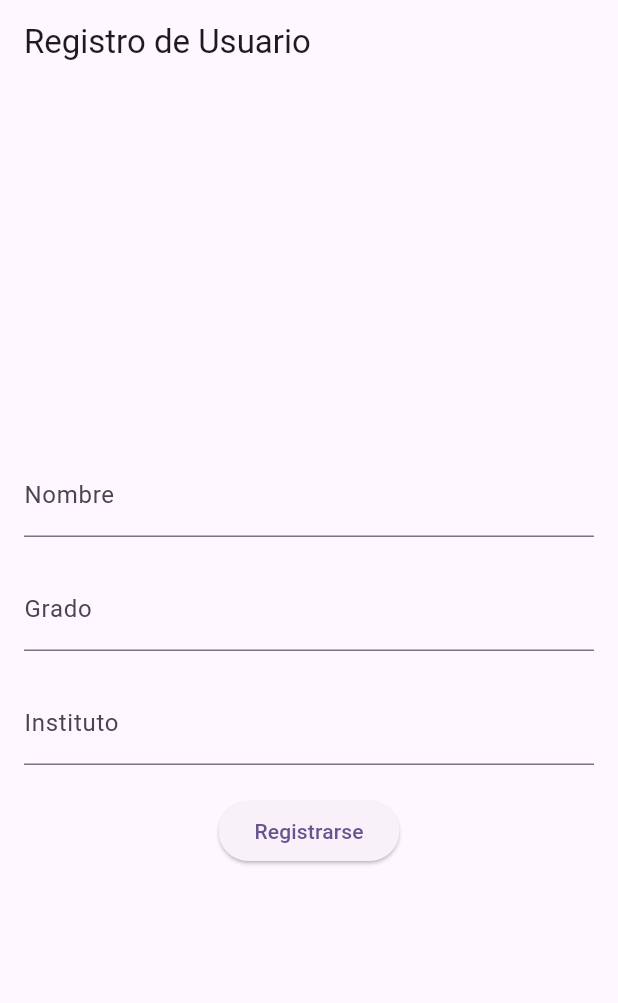
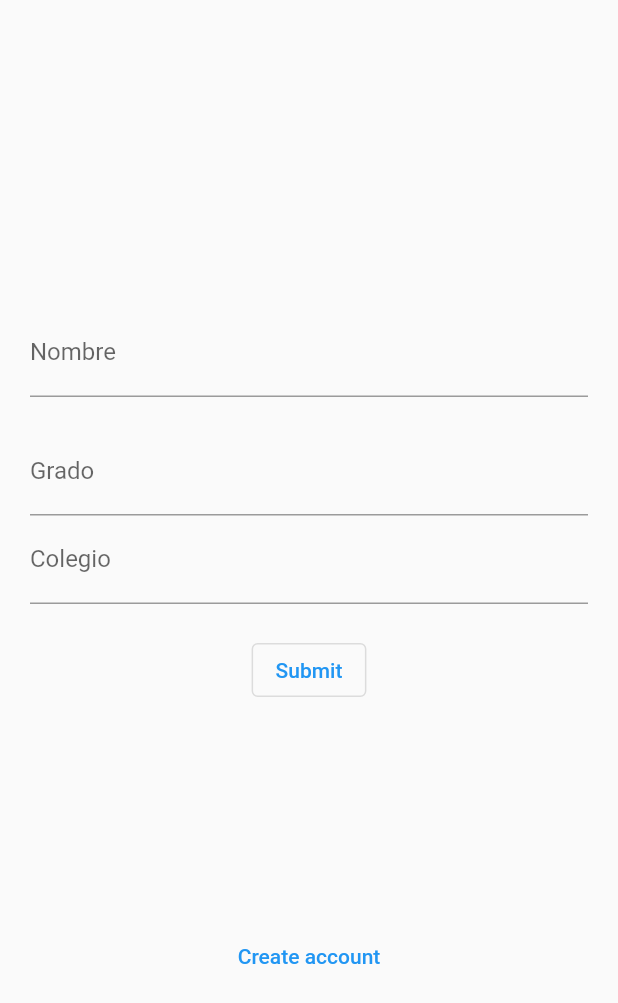
Before and after one commit to ATJaime/proyecto_movil, a Flutter app: the screen it shows after launch, on a phone screen of 412 x 824 dp. Shown: the top 1003 px of the screen. Run offline on Flutter 3.47's test engine with Material 2 defaults, Android fonts, the phone set to English and light mode, and no system bars; our stand-ins replace get, loggy; accounts and stored records are empty; network calls fail.

Commit message:
Autenticación

```diff
--- a/operaciones/lib/data_source/user_source.dart
+++ b/operaciones/lib/data_source/user_source.dart
@@ -4,7 +4,7 @@ import '../models/user.dart';
 import 'package:http/http.dart' as http;
 
 class UserDataSource {
-  final String apiKey = '8zBocQ';
+  final String apiKey = 'OLNkP0';
 
   Future<List<User>> getUsers() async {
     List<User> users = [];
--- a/operaciones/lib/main.dart
+++ b/operaciones/lib/main.dart
@@ -28,14 +28,12 @@ void main() {
 class MyApp extends StatelessWidget {
   const MyApp({super.key});
 
-  // This widget is the root of your application.
   @override
   Widget build(BuildContext context) {
     return GetMaterialApp(
       title: 'Flutter Demo',
       theme: ThemeData(
-        colorScheme: ColorScheme.fromSeed(seedColor: Colors.deepPurple),
-        useMaterial3: true,
+        primarySwatch: Colors.blue,
       ),
       home: const Central(),
     );
--- a/operaciones/lib/repositories/repository.dart
+++ b/operaciones/lib/repositories/repository.dart
@@ -10,7 +10,7 @@ class Repository {
 
   // the base url of the API should end without the /
   final String _baseUrl =
-      "http://ip172-19-0-24-ck56ej4snmng009j8p1g-8000.direct.labs.play-with-docker.com";
+      "http://ip172-18-0-46-ck87bmogftqg00eqvs0g-8000.direct.labs.play-with-docker.com";
 
   Repository() {
     _authenticationDataSource = AuthenticationDatatasource();
--- a/operaciones/lib/ui/central.dart
+++ b/operaciones/lib/ui/central.dart
@@ -13,6 +13,6 @@ class Central extends StatelessWidget {
     AuthenticationController authenticationController = Get.find();
     return Obx(() => authenticationController.isLogged
         ? const StartPage()
-        : const MyHomePage(title: 'Proyecto'));
+        : const MyHomePage());
   }
 }
--- a/operaciones/lib/ui/home.dart
+++ b/operaciones/lib/ui/home.dart
@@ -3,42 +3,28 @@ import 'package:get/get.dart';
 import 'package:operaciones/ui/controllers/authentication.dart';
 import 'package:loggy/loggy.dart';
 import 'controllers/controller.dart';
-import 'start_page.dart';
+import 'signup.dart';
 
 class MyHomePage extends StatefulWidget {
-  const MyHomePage({Key? key, required this.title}) : super(key: key);
+  const MyHomePage({super.key});
 
-  final String title;
   @override
-  State<MyHomePage> createState() => _MyHomePage();
+  State<MyHomePage> createState() => _MyHomePageState();
 }
 
-class _MyHomePage extends State<MyHomePage> {
+class _MyHomePageState extends State<MyHomePage> {
   final _formKey = GlobalKey<FormState>();
-    final nameController = TextEditingController();
-    final gradeController = TextEditingController();
-    final schoolController = TextEditingController();
+  final controllerName = TextEditingController();
+  final controllerGrade = TextEditingController();
+  final controllerSchool = TextEditingController();
   MyController controller = Get.find();
   AuthenticationController authenticationController = Get.find();
 
-
-
-
   _login(theName, theGrade, theSchool) async {
-    logInfo('_login $theName $theGrade $theSchool');
+    logInfo('_login $theName $theGrade, $theSchool');
     try {
       await authenticationController.login(theName, theGrade, theSchool);
-      Get.to(() => const StartPage());
-
-        String name = nameController.text;
-        String grade = gradeController.text;
-        String school = schoolController.text;
-
-        controller.updateName(name);
-        controller.updateGrade(grade);
-        controller.updateSchool(school);
-      }
-     catch (err) {
+    } catch (err) {
       Get.snackbar(
         "Login",
         err.toString(),
@@ -51,19 +37,29 @@ class _MyHomePage extends State<MyHomePage> {
   @override
   Widget build(BuildContext context) {
     return Scaffold(
-      appBar: AppBar(
-        title: const Text('Registro de Usuario'),
-      ),
-      body: Padding(
-        padding: const EdgeInsets.all(16.0),
+      body: Container(
+        padding: const EdgeInsets.all(20),
+        child: Column(
+          mainAxisAlignment: MainAxisAlignment.spaceEvenly,
+          crossAxisAlignment: CrossAxisAlignment.center,
+          children: [
+            Form(
               key: _formKey,
               child: Column(
-          crossAxisAlignment: CrossAxisAlignment.center,
                   mainAxisAlignment: MainAxisAlignment.center,
-          children: <Widget>[
+                  children: [
+                    const Text(
+                      "",
+                      style: TextStyle(fontSize: 20),
+                    ),
+                    const SizedBox(
+                      height: 20,
+                    ),
                     TextFormField(
-              controller: nameController,
-              decoration: const InputDecoration(labelText: 'Nombre'),
+                      keyboardType: TextInputType.name,
+                      controller: controllerName,
+                      decoration:
+                          const InputDecoration(labelText: "Nombre"),
                       validator: (String? value) {
                         if (value!.isEmpty) {
                           return "Ingrese nombre";
@@ -71,43 +67,54 @@ class _MyHomePage extends State<MyHomePage> {
                         return null;
                       },
                     ),
-            const SizedBox(height: 20),
+                    const SizedBox(
+                      height: 20,
+                    ),
                     TextFormField(
-              controller: gradeController,
-              decoration: const InputDecoration(labelText: 'Grado'),
+                      controller: controllerGrade,
+                      decoration: const InputDecoration(labelText: "Grado"),
+                      keyboardType: TextInputType.number,
                       validator: (String? value) {
                         if (value!.isEmpty) {
-                          return "Ingrese grado";
+                          return "Ingrese Grado";
                         }
                         return null;
                       },
-
                     ),
-            const SizedBox(height: 20),
                     TextFormField(
-              controller: schoolController,
-              decoration: const InputDecoration(labelText: 'Instituto'),
+                      controller: controllerSchool,
+                      decoration: const InputDecoration(labelText: "Colegio"),
+                      keyboardType: TextInputType.name,
                       validator: (String? value) {
                         if (value!.isEmpty) {
-                          return "Ingrese Instituto";
+                          return "Ingrese Colegio";
                         }
                         return null;
                       },
-
                     ),
-            const SizedBox(height: 20),
-            ElevatedButton(
+                    const SizedBox(
+                      height: 20,
+                    ),
+                    OutlinedButton(
                         onPressed: () async {
+                          // this line dismiss the keyboard by taking away the focus of the TextFormField and giving it to an unused
                           FocusScope.of(context).requestFocus(FocusNode());
                           final form = _formKey.currentState;
                           form!.save();
                           if (_formKey.currentState!.validate()) {
                             await _login(
-                                nameController.text, gradeController.text, schoolController.text);
+                                controllerName.text, controllerGrade.text, controllerSchool.text);
                           }
                         },
-              child: const Text('Registrarse'),
+                        child: const Text("Submit")),
+                  ]),
             ),
+            TextButton(
+                onPressed: () {
+                  Navigator.push(context,
+                      MaterialPageRoute(builder: (context) => const SignUp()));
+                },
+                child: const Text("Create account"))
           ],
         ),
       ),
```
Also changed, not shown: operaciones/lib/ui/signup.dart (added, +118 -0 lines), 1 other file. Lines whose indentation alone changed are shown as unchanged.
